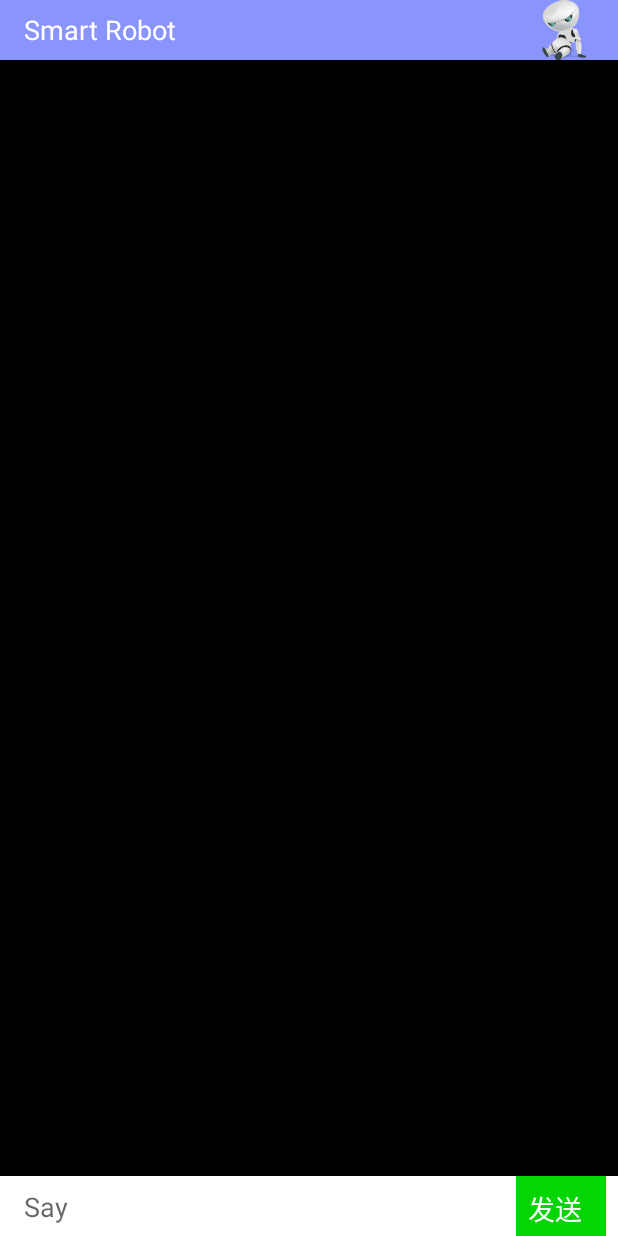
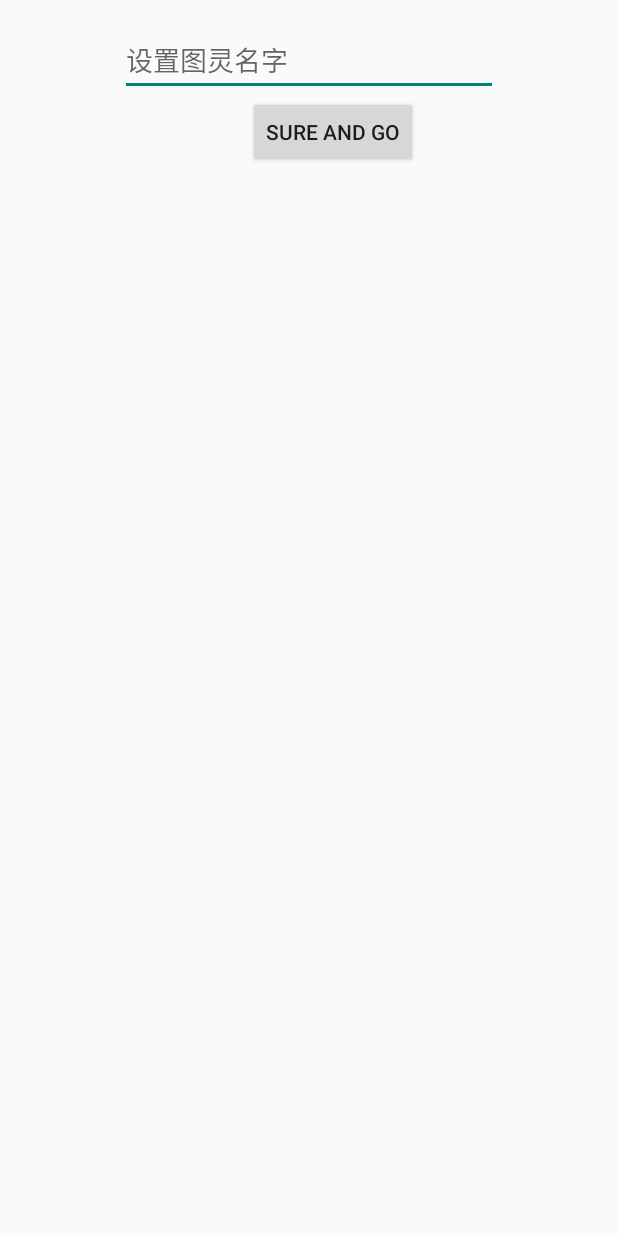
Before and after one commit to amazingokc/Robot, an Android app: the screen it shows after launch (MainActivity before the commit, setNameActivity after it), on a phone screen of 412 x 824 dp. Run offline under Robolectric (Android 15) with nearby library versions, the phone set to English and light mode, and no system bars.

Commit message:
设置图灵名字

```diff
--- a/app/src/main/java/com/amazingrobot/robot/ChatListMgr.java
+++ b/app/src/main/java/com/amazingrobot/robot/ChatListMgr.java
@@ -63,7 +63,7 @@ public class ChatListMgr {
 
                         chatEntity.setDate(new Date());
                         chatEntity.setType(ChatEntity.Type.INCOMING);
-                        list.add(chatEntity);
+                        list.add(chatEntity);//将数据保存到list
                         handler.sendEmptyMessage(1);
                     }
                     /*else if (code == HttpUtil.NEWS) {  //新闻
--- /dev/null
+++ b/app/src/main/java/com/amazingrobot/robot/setNameActivity.java
@@ -0,0 +1,44 @@
+package com.amazingrobot.robot;
+
+import android.app.Activity;
+import android.content.Intent;
+import android.content.SharedPreferences;
+import android.os.Bundle;
+import android.view.View;
+import android.view.Window;
+import android.widget.Button;
+import android.widget.EditText;
+
+/**
+ * Created by xgj on 2015/9/2.
+ */
+public class setNameActivity extends Activity {
+
+    String Name;
+
+    @Override
+    protected void onCreate(Bundle savedInstanceState) {
+        super.onCreate(savedInstanceState);
+        requestWindowFeature(Window.FEATURE_NO_TITLE);
+        setContentView(R.layout.setname);
+
+        Button mBsetname = (Button) findViewById(R.id.Bsetname);
+        final EditText mEsetname = (EditText) findViewById(R.id.Esetname);
+
+        mBsetname.setOnClickListener(new View.OnClickListener() {
+            @Override
+            public void onClick(View v) {
+                Name = mEsetname.getText().toString();//自定义的名字
+                SharedPreferences.Editor editor = getSharedPreferences("data",
+                        MODE_PRIVATE).edit();
+                editor.putString("name", Name);
+                editor.commit();
+                Intent intent = new Intent(setNameActivity.this, MainActivity.class);
+                startActivity(intent);
+                finish();
+            }
+        });
+    }
+
+
+}
--- a/app/src/main/res/layout/item_tuling.xml
+++ b/app/src/main/res/layout/item_tuling.xml
@@ -37,11 +37,11 @@
                 android:src="@drawable/robot" />
 
             <TextView
-                android:id="@+id/textView1"
+                android:id="@+id/TulingName"
                 android:layout_width="wrap_content"
                 android:layout_height="wrap_content"
                 android:textColor="#FFFFFF"
-                android:text="小学生" />
+                 />
         </LinearLayout>
         <!--58行是TextView与输入框的距离-->
         <TextView
--- a/app/src/main/res/layout/second_layout.xml
+++ b/app/src/main/res/layout/second_layout.xml
@@ -62,7 +62,7 @@
     <TextView
         android:layout_width="wrap_content"
         android:layout_height="wrap_content"
-        android:text="5）机器人调教，你的风格自然由你做主(这东西怎么调教？)"
+        android:text="5）机器人调教，你的风格自然由你做主"
         android:textSize="12dp"
         android:layout_marginLeft="20dp"
         android:layout_marginTop="7dp"
@@ -70,11 +70,12 @@
     <TextView
         android:layout_width="wrap_content"
         android:layout_height="wrap_content"
-        android:text="6）有些问题不知道为何导致闪退，郁闷"
+        android:text="6）可查询列车"
         android:textSize="12dp"
         android:layout_marginLeft="20dp"
         android:layout_marginTop="7dp"
         />
+
 
     <TextView
         android:layout_width="wrap_content"
--- /dev/null
+++ b/app/src/main/res/layout/setname.xml
@@ -0,0 +1,30 @@
+<?xml version="1.0" encoding="utf-8"?>
+<LinearLayout xmlns:android="http://schemas.android.com/apk/res/android"
+    android:layout_width="match_parent"
+    android:layout_height="match_parent"
+    android:orientation="vertical"
+
+    >
+
+
+    <EditText
+        android:layout_marginTop="16dp"
+        android:layout_gravity="center"
+        android:layout_marginLeft="80dp"
+        android:layout_marginRight="80dp"
+        android:id="@+id/Esetname"
+        android:layout_width="match_parent"
+        android:layout_height="wrap_content"
+        android:hint="设置图灵名字"
+        />
+    <Button
+        android:layout_gravity="center"
+        android:layout_marginLeft="16dp"
+        android:id="@+id/Bsetname"
+        android:layout_width="wrap_content"
+        android:layout_height="wrap_content"
+        android:text="Sure and Go"/>
+
+
+
+</LinearLayout>
```
Also changed, not shown: app/src/main/AndroidManifest.xml (+7 -2 lines), app/src/main/java/com/amazingrobot/robot/ChatEntity.java (+9 -1 lines), app/src/main/java/com/amazingrobot/robot/MainActivity.java (+30 -11 lines).
